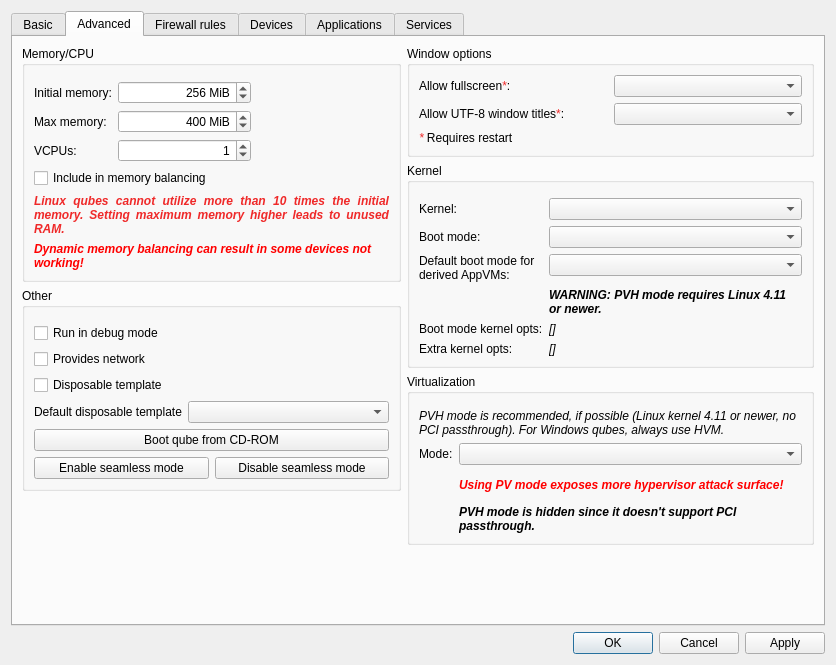
Before: the Qt Designer form ui/settingsdlg.ui in QubesOS/qubes-manager, drawn with Qt 5.
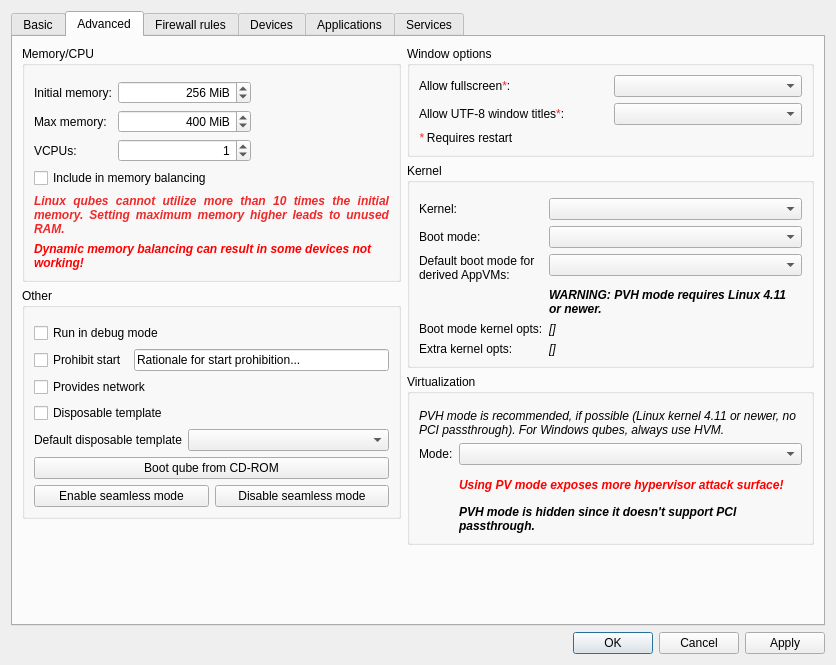
After: the same form once the commit is applied. The open tabs and pages were chosen to show the change. Icons and pictures are not drawn. Custom widgets are drawn as their Qt base class.

Commit message: Add `prohibit-start` to Qube Settings GUI.

Patch:
```diff
--- a/ui/settingsdlg.ui
+++ b/ui/settingsdlg.ui
@@ -742,14 +742,35 @@
               <property name="topMargin">
                <number>15</number>
               </property>
-              <item row="2" column="0">
+              <item row="2" column="0" colspan="2">
+               <layout class="QHBoxLayout" name="horizontalLayout_prohibit_start">
+                <item>
+                 <widget class="QCheckBox" name="prohibit_start_checkbox">
+                  <property name="text">
+                   <string>Prohibit start</string>
+                  </property>
+                 </widget>
+                </item>
+                <item>
+                 <widget class="QLineEdit" name="prohibit_start_rationale">
+                  <property name="text">
+                   <string>Rationale for start prohibition...</string>
+                  </property>
+                  <property name="placeholderText">
+                   <string>Start prohibition rationale is mandatory!</string>
+                  </property>
+                 </widget>
+                </item>
+               </layout>
+              </item>
+              <item row="3" column="0">
                <widget class="QCheckBox" name="provides_network_checkbox">
                 <property name="text">
                  <string>Provides network</string>
                 </property>
                </widget>
               </item>
-              <item row="3" column="0">
+              <item row="4" column="0">
                <widget class="QCheckBox" name="dvm_template_checkbox">
                 <property name="toolTip">
                  <string>&lt;html&gt;&lt;head/&gt;&lt;body&gt;&lt;p&gt;Allows using this qube as a template for disposables. Disposables will inherit the qube's state (configuration, installed programs, etc.), but their state will not persist between restarts. &lt;/p&gt;&lt;p&gt;Setting this option will cause this qube to be listed as an option in the &amp;quot;Default disposable template&amp;quot; list for all other qubes.&lt;/p&gt;&lt;p&gt;Only AppVMs and StandaloneVMs could be turned in to Disposable Templates&lt;/p&gt;&lt;/body&gt;&lt;/html&gt;</string>
```
The commit also changes 3 other files.
